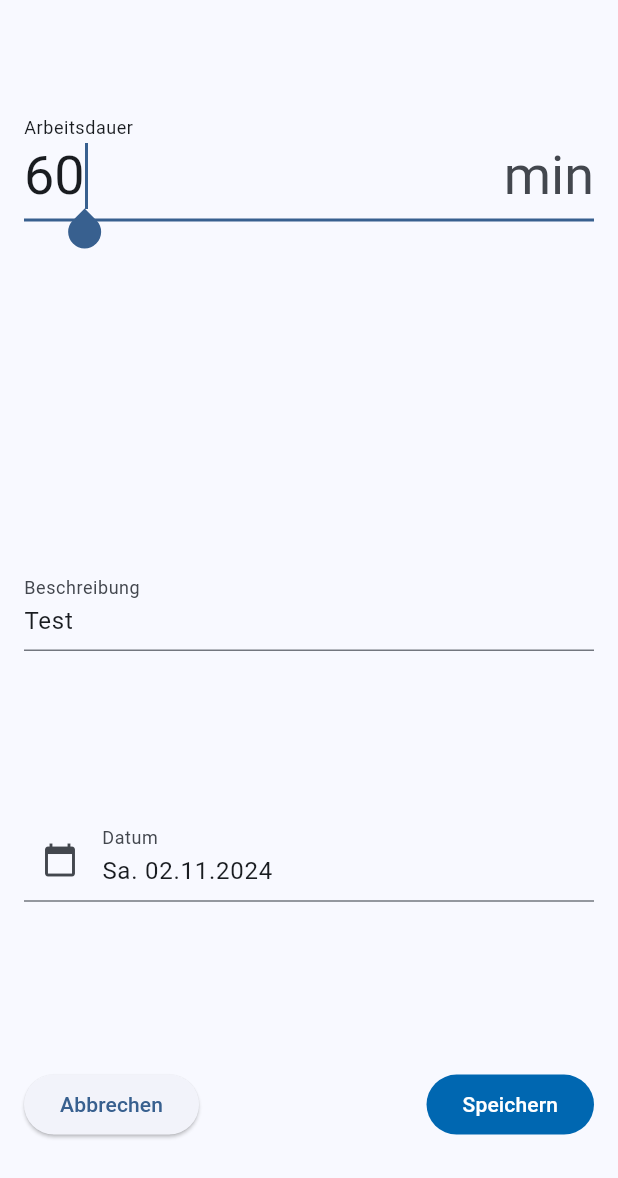
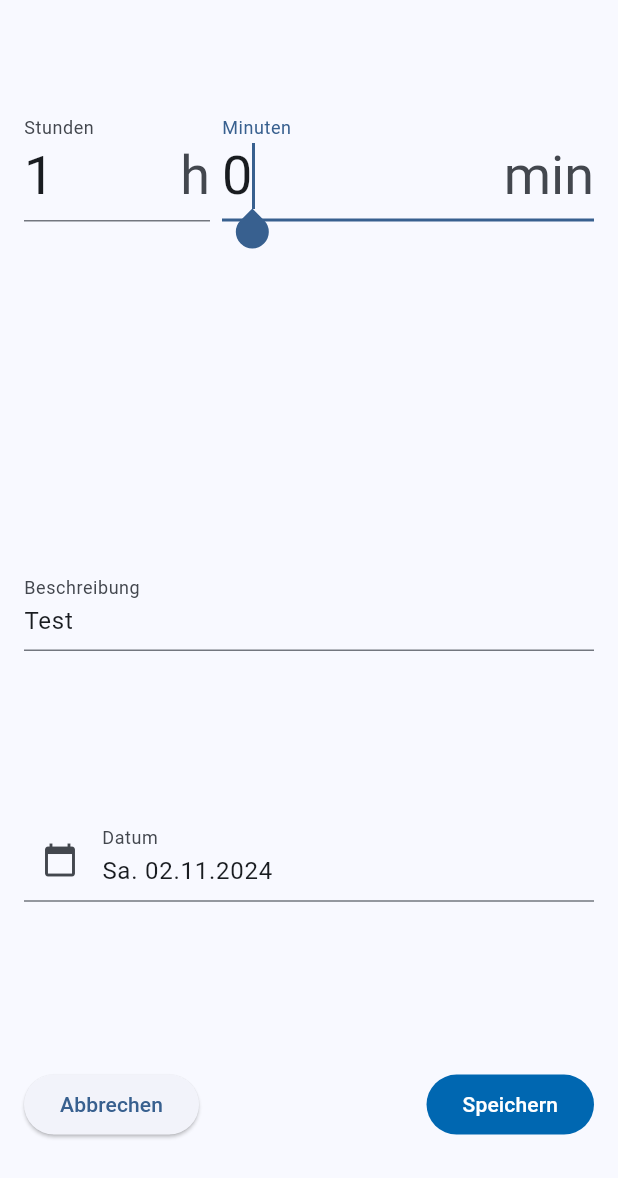
Before and after one commit to Wii42/kgl_time, a Flutter app: the _NewEntryStatefulPage widget shown alone on an empty page, opened directly with sample values from the repository, after a tap on "Speichern", on a phone screen of 412 x 824 dp. Shown: the top 1178 px of the screen. Run offline on Flutter 3.47's test engine with Material 3 defaults, Android fonts, the phone set to English and light mode, and no system bars; our stand-ins replace animated_toggle_switch, go_router, isar, timer_builder; missing offline and left inert: notifying_list, week_number; accounts and stored records are empty; generated files the repository leaves out were written again.

Commit message:
added hours to new entry page

```diff
--- a/lib/format_duration.dart
+++ b/lib/format_duration.dart
@@ -15,4 +15,4 @@ String formatDate(DateTime date) =>
     DateFormat('EE dd.MM.yyyy', 'de').format(date);
 
 String formatTime(DateTime time) =>
-    DateFormat('H:mm', 'de').format(time);
+    DateFormat('HH:mm', 'de').format(time);
--- a/lib/pages/new_entry_page.dart
+++ b/lib/pages/new_entry_page.dart
@@ -52,7 +52,8 @@ class _NewEntryStatefulPageState extends State<_NewEntryStatefulPage> {
   late List<bool> categorySelection;
   late DateTime selectedDate;
   late TextEditingController dateController;
-  late TextEditingController durationController;
+  late TextEditingController durationMinuteController;
+  late TextEditingController durationHourController;
   late TextEditingController descriptionController;
 
   @override
@@ -69,8 +70,12 @@ class _NewEntryStatefulPageState extends State<_NewEntryStatefulPage> {
 
     selectedDate = widget.existingEntry?.date ?? DateTime.now();
     dateController = TextEditingController(text: formatDate(selectedDate));
-    durationController = TextEditingController(
-        text: widget.existingEntry?.workDuration.inMinutes.toString() ?? '');
+    Duration? workDuration = widget.existingEntry?.workDuration;
+    durationMinuteController = TextEditingController(
+        text: workDuration != null ?(workDuration.inMinutes % Duration.minutesPerHour).toString() : '');
+    String workHours = workDuration?.inHours.toString() ?? '';
+    durationHourController = TextEditingController(
+        text: workHours != '0' ? workHours : '');
     descriptionController =
         TextEditingController(text: widget.existingEntry?.description ?? '');
   }
@@ -89,22 +94,49 @@ class _NewEntryStatefulPageState extends State<_NewEntryStatefulPage> {
               SizedBox(),
               Padding(
                 padding: const EdgeInsets.symmetric(vertical: 8),
+                child: Column(
+                  crossAxisAlignment: CrossAxisAlignment.start,
+                  children: [
+                    //Text('Arbeitsdauer', style: textTheme.bodyLarge),
+                    Row(
+                      crossAxisAlignment: CrossAxisAlignment.start,
+                      mainAxisSize: MainAxisSize.max,
+                      children: [
+                        Flexible(
+                          flex: 2,
                           child: TextFormField(
-                  controller: durationController,
+                            controller: durationHourController,
+                            style: textTheme.displaySmall,
+                            decoration: InputDecoration(
+                                labelText: 'Stunden',
+                                suffixText: 'h'),
+                            inputFormatters: [FilteringTextInputFormatter.digitsOnly],
+                            keyboardType: TextInputType.number,
+                          ),
+                        ),
+                        SizedBox(width: 8),
+                        Flexible(
+                          flex: 4,
+                          child: TextFormField(
+                            controller: durationMinuteController,
                             style: textTheme.displaySmall,
                             autofocus: true,
                             decoration: InputDecoration(
-                      labelText: 'Arbeitsdauer',
-                      labelStyle: textTheme.bodyLarge,
+                                labelText: 'Minuten',
                                 suffixText: 'min'),
                             inputFormatters: [FilteringTextInputFormatter.digitsOnly],
                             keyboardType: TextInputType.number,
                             validator: (value) {
                               if (value == null || value.isEmpty) {
-                      return 'Bitte geben Sie eine Dauer ein. Nur Ziffern erlaubt';
+                                return 'Bitte geben Sie eine Dauer ein.\nNur Ziffern erlaubt';
                               }
                               return null;
                             },
+                          ),
+                        ),
+                      ],
+                    ),
+                  ],
                 ),
               ),
               SizedBox(height: 16),
@@ -174,9 +206,12 @@ class _NewEntryStatefulPageState extends State<_NewEntryStatefulPage> {
 
   void saveEntry(BuildContext context) {
     if (_formKey.currentState!.validate()) {
+      int hours = durationHourController.text.isNotEmpty
+          ? int.parse(durationHourController.text)
+          : 0;
       WorkEntry newEntry = WorkEntry(
         workDurationInSeconds:
-            Duration(minutes: int.parse(durationController.text)).inSeconds,
+            Duration(hours: hours, minutes: int.parse(durationMinuteController.text)).inSeconds,
         date: selectedDate,
         categories: [
           for (int i = 0; i < widget.categories.length; i++)
@@ -225,7 +260,7 @@ class _NewEntryStatefulPageState extends State<_NewEntryStatefulPage> {
   @override
   void dispose() {
     dateController.dispose();
-    durationController.dispose();
+    durationMinuteController.dispose();
     descriptionController.dispose();
     super.dispose();
   }
```
Lines whose indentation alone changed are shown as unchanged.
